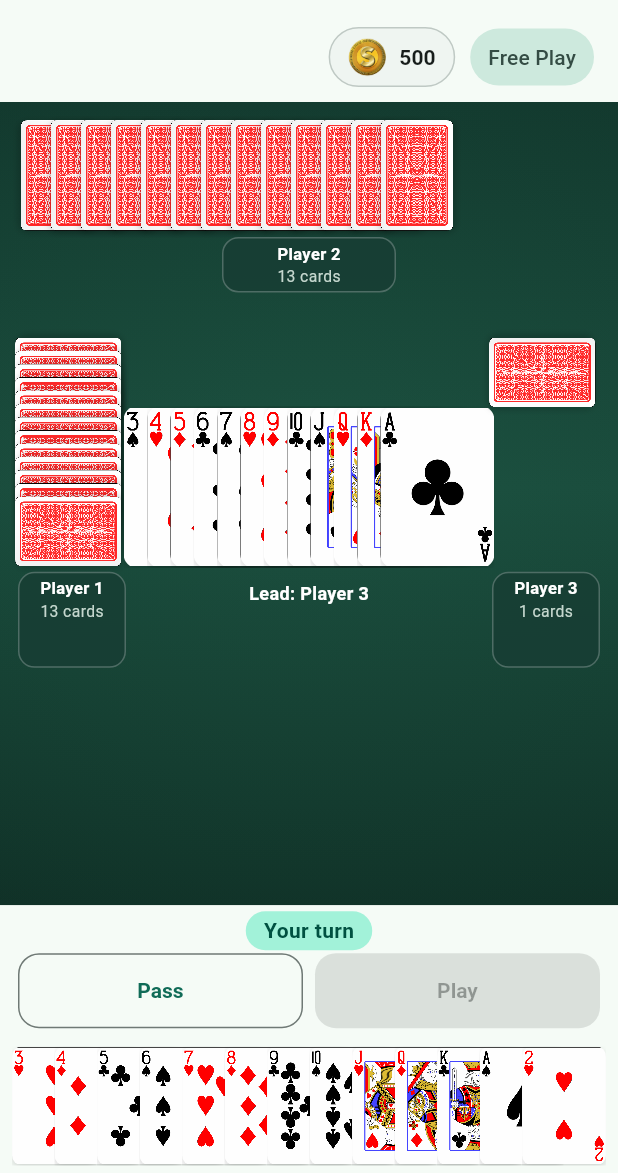
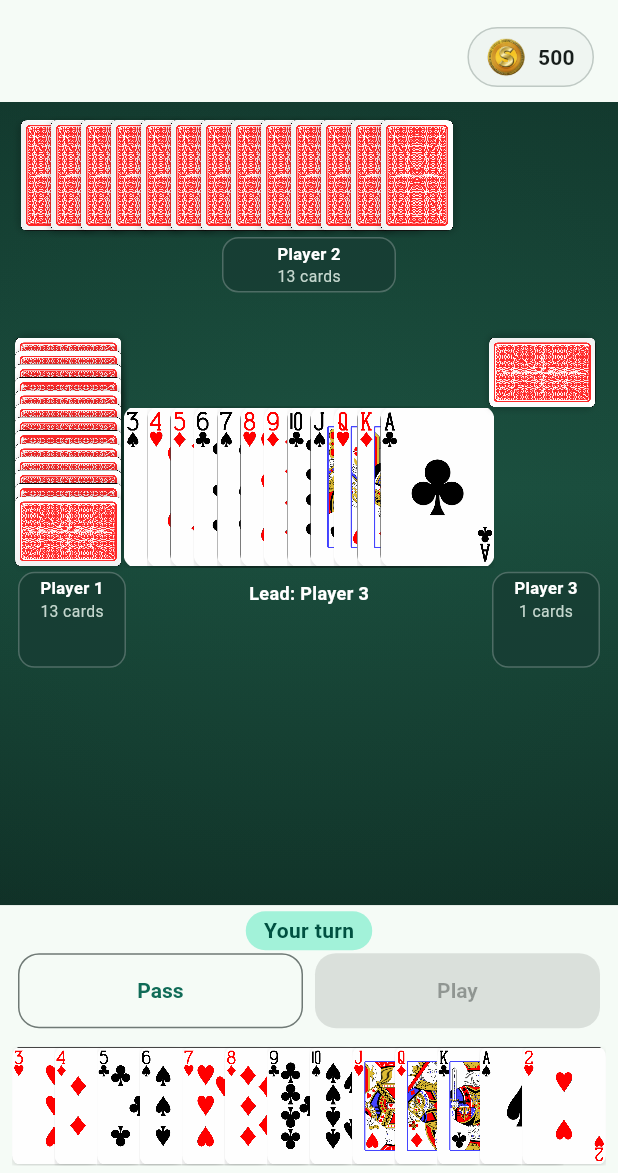
Before and after one commit to mark-hallnc/thirteen-south, a Flutter app: the GameScreen screen opened directly, on a phone screen of 412 x 824 dp, the part 63-1236 px from its top. Run offline on Flutter 3.47's test engine with Material 3 defaults, Android fonts, the phone set to English and light mode, and no system bars; our stand-ins replace audioplayers, shared_preferences; accounts and stored records are empty; statements that could not run were skipped.

```diff
--- a/lib/screens/game_screen.dart
+++ b/lib/screens/game_screen.dart
@@ -16,7 +16,6 @@ import '../services/preferences_service.dart';
 import '../models/coin_statistics.dart';
 import '../widgets/stake_selector.dart';
 import '../widgets/wallet_pill.dart';
-import '../widgets/stake_pill.dart';
 import '../widgets/game_table_widgets.dart';
 import '../widgets/player_hand.dart';
 import 'settings_screen.dart';
@@ -374,12 +373,7 @@ class _GameScreenState extends State<GameScreen> with WidgetsBindingObserver {
       child: Scaffold(
         appBar: AppBar(
           title: Text(loc.appTitle),
-          bottom: WalletStatusRow(
-            trailing: StakePill(
-              key: const ValueKey('game-stake'),
-              stake: _stake,
-            ),
-          ),
+          bottom: const WalletStatusRow(),
           actions: [
             IconButton(
               tooltip: loc.settings,
--- a/lib/widgets/stake_pill.dart
+++ /dev/null
@@ -1,28 +0,0 @@
-import 'package:flutter/material.dart';
-import 'package:tien_len/l10n/app_localizations.dart';
-
-class StakePill extends StatelessWidget {
-  const StakePill({super.key, required this.stake});
-  final int stake;
-
-  @override
-  Widget build(BuildContext context) {
-    final loc = AppLocalizations.of(context)!;
-    final theme = Theme.of(context);
-    return Container(
-      padding: const EdgeInsets.symmetric(horizontal: 12, vertical: 9),
-      decoration: ShapeDecoration(
-        color: theme.colorScheme.secondaryContainer,
-        shape: const StadiumBorder(),
-      ),
-      child: Text(
-        stake == 0 ? loc.freePlay : loc.stakeAmount(stake),
-        maxLines: 1,
-        overflow: TextOverflow.ellipsis,
-        style: theme.textTheme.labelLarge?.copyWith(
-          color: theme.colorScheme.onSecondaryContainer,
-        ),
-      ),
-    );
-  }
-}
```
Also changed, not shown: 2 other files.
